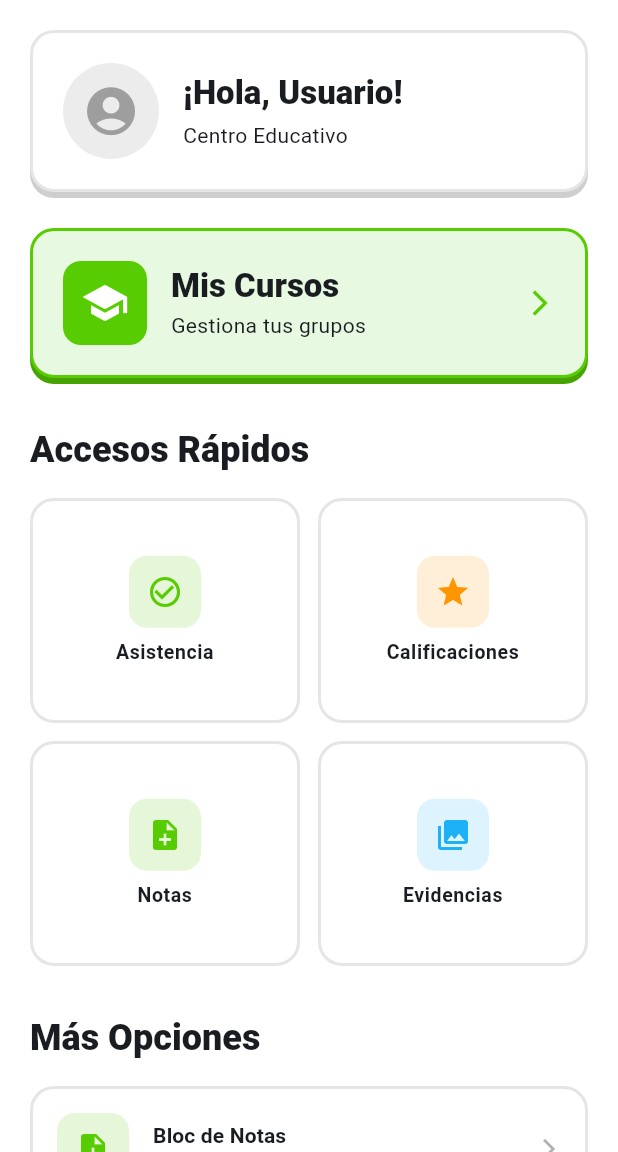
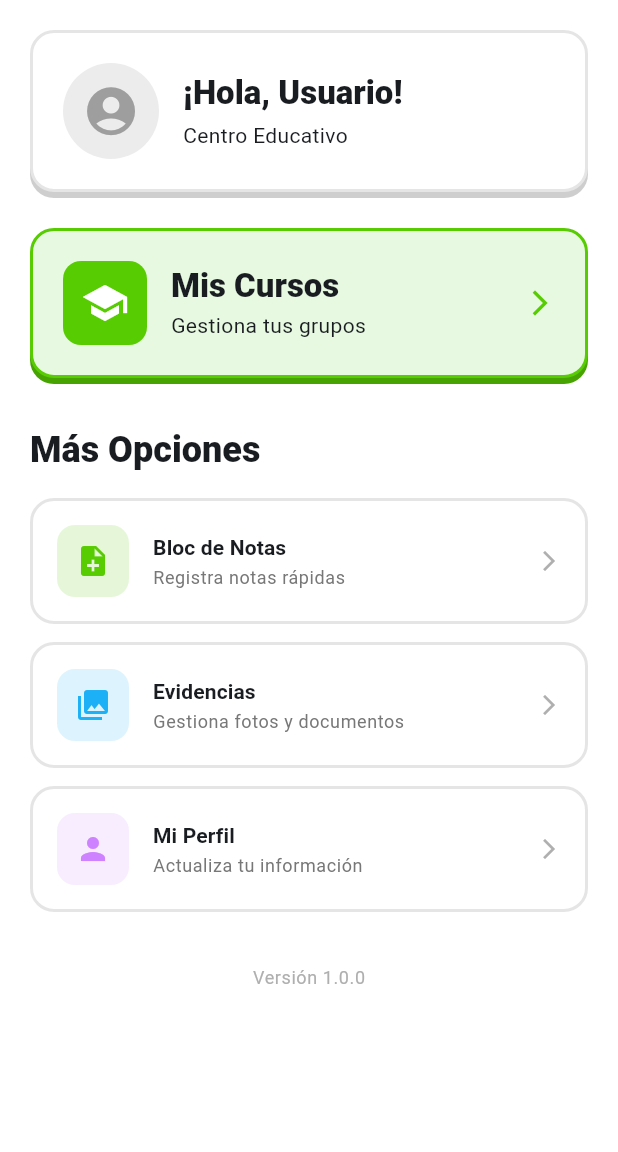
Before and after one commit to franciscoluis703/RegistroDigital, a Flutter app: the HomeScreen screen opened by its route, on a phone screen of 412 x 824 dp, the part 84-1236 px from its top. Run offline on Flutter 3.47's test engine with Material 3 defaults, Android fonts, the phone set to English and light mode, and no system bars; our stand-ins replace cloud_firestore, csv, file_picker, firebase_auth, firebase_core, firebase_storage and 9 more; missing offline and left inert: flutter_facebook_auth; accounts and stored records are empty.

Commit message:
feat: Eliminar sección de accesos rápidos
Cambios:
- Eliminada sección "Accesos Rápidos" del Home
- Removida clase _QuickAccessCard
- Eliminado código de tracking de actividades frecuentes
- Eliminadas imports de SharedPreferences y dart:convert
- Simplificado el Home screen

Ahora solo se muestra:
- Tarjeta de bienvenida
- Botón de "Mis Cursos" prominente
- Sección "Más Opciones" con 3 opciones (Notas, Evidencias, Perfil)

Diseño más limpio y directo.

🤖 Generated with [Claude Code](https://claude.com/claude-code)

Co-Authored-By: Claude <noreply@anthropic.com>

```diff
--- a/registrodocente/lib/app/presentation/modules/home/views/home_screen.dart
+++ b/registrodocente/lib/app/presentation/modules/home/views/home_screen.dart
@@ -1,8 +1,6 @@
 // lib/app/presentation/modules/home/views/home_screen.dart
 import 'package:flutter/material.dart';
 import 'package:provider/provider.dart';
-import 'package:shared_preferences/shared_preferences.dart';
-import 'dart:convert';
 import '../../../../core/providers/user_provider.dart';
 import '../../../widgets/avatar_genero_widget.dart';
 import '../../../themes/app_colors.dart';
@@ -78,13 +76,9 @@ class _HomeScreenState extends State<HomeScreen> {
     },
   };
 
-  // Lista de actividades más usadas
-  List<String> _actividadesFrecuentes = [];
-
   @override
   void initState() {
     super.initState();
-    _cargarActividadesFrecuentes();
     _cargarDatosUsuario();
   }
 
@@ -95,49 +89,7 @@ class _HomeScreenState extends State<HomeScreen> {
     });
   }
 
-  Future<void> _cargarActividadesFrecuentes() async {
-    final prefs = await SharedPreferences.getInstance();
-    final actividadesJson = prefs.getString('actividades_uso');
-
-    if (actividadesJson != null) {
-      final Map<String, dynamic> usoActividades = json.decode(actividadesJson);
-      final actividadesOrdenadas = usoActividades.entries.toList()
-        ..sort((a, b) => (b.value as int).compareTo(a.value as int));
-
-      setState(() {
-        _actividadesFrecuentes = actividadesOrdenadas
-            .map((e) => e.key)
-            .take(4)
-            .toList();
-      });
-    } else {
-      setState(() {
-        _actividadesFrecuentes = [
-          'asistencia',
-          'calificaciones',
-          'notas',
-          'evidencias',
-        ];
-      });
-    }
-  }
-
-  Future<void> _registrarUsoActividad(String actividadId) async {
-    final prefs = await SharedPreferences.getInstance();
-    final actividadesJson = prefs.getString('actividades_uso');
-
-    Map<String, dynamic> usoActividades = {};
-    if (actividadesJson != null) {
-      usoActividades = json.decode(actividadesJson);
-    }
-
-    usoActividades[actividadId] = (usoActividades[actividadId] ?? 0) + 1;
-    await prefs.setString('actividades_uso', json.encode(usoActividades));
-    await _cargarActividadesFrecuentes();
-  }
-
   void _navegarAActividad(String actividadId, String ruta) {
-    _registrarUsoActividad(actividadId);
     Navigator.pushNamed(context, ruta);
   }
 
@@ -302,45 +254,6 @@ class _HomeScreenState extends State<HomeScreen> {
                 ),
                 const SizedBox(height: 32),
 
-                // Accesos rápidos
-                Text(
-                  'Accesos Rápidos',
-                  style: Theme.of(context).textTheme.headlineSmall?.copyWith(
-                        fontWeight: FontWeight.w800,
-                      ),
-                ),
-                const SizedBox(height: 16),
-
-                _actividadesFrecuentes.isEmpty
-                    ? const Center(child: CircularProgressIndicator())
-                    : GridView.builder(
-                        shrinkWrap: true,
-                        physics: const NeverScrollableScrollPhysics(),
-                        gridDelegate: const SliverGridDelegateWithFixedCrossAxisCount(
-                          crossAxisCount: 2,
-                          crossAxisSpacing: 12,
-                          mainAxisSpacing: 12,
-                          childAspectRatio: 1.2,
-                        ),
-                        itemCount: _actividadesFrecuentes.length,
-                        itemBuilder: (context, index) {
-                          final actividadId = _actividadesFrecuentes[index];
-                          final actividad = _actividadesDisponibles[actividadId];
-                          if (actividad == null) return const SizedBox.shrink();
-
-                          return _QuickAccessCard(
-                            icon: actividad['icon'] as IconData,
-                            label: actividad['label'] as String,
-                            color: actividad['color'] as Color,
-                            onTap: () => _navegarAActividad(
-                              actividadId,
-                              actividad['route'] as String,
-                            ),
-                          );
-                        },
-                      ),
-                const SizedBox(height: 32),
-
                 // Todas las actividades
                 Text(
                   'Más Opciones',
@@ -443,51 +356,3 @@ class _HomeScreenState extends State<HomeScreen> {
     );
   }
 }
-
-class _QuickAccessCard extends StatelessWidget {
-  final IconData icon;
-  final String label;
-  final Color color;
-  final VoidCallback onTap;
-
-  const _QuickAccessCard({
-    required this.icon,
-    required this.label,
-    required this.color,
-    required this.onTap,
-  });
-
-  @override
-  Widget build(BuildContext context) {
-    return DuoCard(
-      style: DuoCardStyle.flat,
-      padding: const EdgeInsets.all(12),
-      onTap: onTap,
-      child: Column(
-        mainAxisAlignment: MainAxisAlignment.center,
-        children: [
-          Container(
-            width: 48,
-            height: 48,
-            decoration: BoxDecoration(
-              color: color.withValues(alpha: 0.15),
-              borderRadius: BorderRadius.circular(12),
-            ),
-            child: Icon(icon, color: color, size: 24),
-          ),
-          const SizedBox(height: 8),
-          Text(
-            label,
-            style: Theme.of(context).textTheme.bodySmall?.copyWith(
-                  fontWeight: FontWeight.w700,
-                  fontSize: 13,
-                ),
-            textAlign: TextAlign.center,
-            maxLines: 2,
-            overflow: TextOverflow.ellipsis,
-          ),
-        ],
-      ),
-    );
-  }
-}
```
Also changed, not shown: 1 other file.
